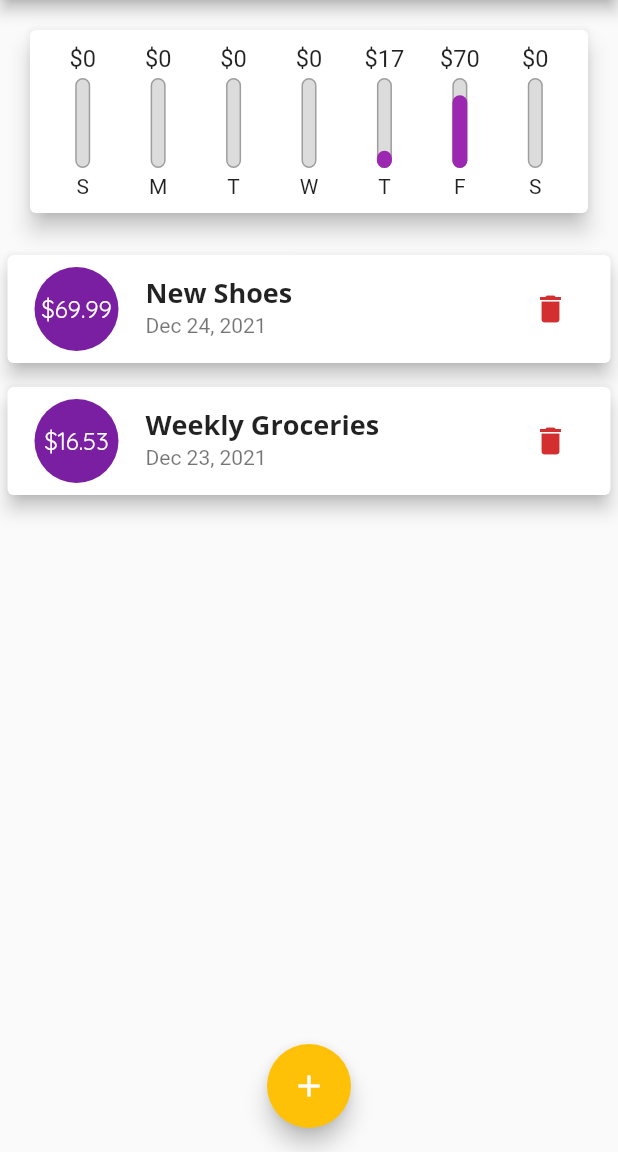
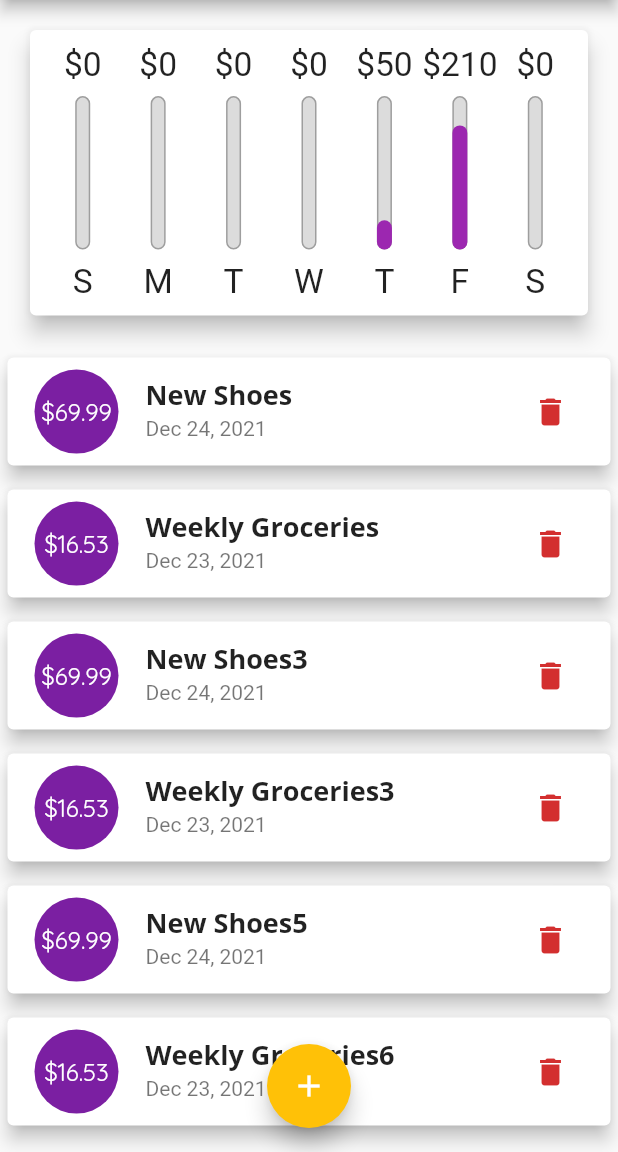
Before and after one commit to jcalderita/course-max-flutter, a Flutter app: the screen it shows after launch, on a phone screen of 412 x 824 dp, the part 84-1236 px from its top. Run offline on Flutter 3.47's test engine with Material 2 defaults, Android fonts, the phone set to English and light mode, and no system bars.

Commit message:
Half module

```diff
--- a/personal_expenses/lib/main.dart
+++ b/personal_expenses/lib/main.dart
@@ -78,6 +78,38 @@ class _MyHomePageState extends State<MyHomePage> {
         days: 2,
       )),
     ),
+    Transaction(
+      id: 't3',
+      title: 'New Shoes3',
+      amount: 69.99,
+      date: DateTime.now().subtract(const Duration(
+        days: 1,
+      )),
+    ),
+    Transaction(
+      id: 't4',
+      title: 'Weekly Groceries3',
+      amount: 16.53,
+      date: DateTime.now().subtract(const Duration(
+        days: 2,
+      )),
+    ),
+    Transaction(
+      id: 't5',
+      title: 'New Shoes5',
+      amount: 69.99,
+      date: DateTime.now().subtract(const Duration(
+        days: 1,
+      )),
+    ),
+    Transaction(
+      id: 't6',
+      title: 'Weekly Groceries6',
+      amount: 16.53,
+      date: DateTime.now().subtract(const Duration(
+        days: 2,
+      )),
+    ),
   ];
 
   List<Transaction> get _recentTransactions => _userTransactions
@@ -112,8 +144,7 @@ class _MyHomePageState extends State<MyHomePage> {
 
   @override
   Widget build(BuildContext context) {
-    return Scaffold(
-      appBar: AppBar(
+    final _appBar = AppBar(
       title: const Text('Personal Expenses'),
       actions: [
         IconButton(
@@ -124,13 +155,28 @@ class _MyHomePageState extends State<MyHomePage> {
           ),
         )
       ],
-      ),
+    );
+
+    return Scaffold(
+      appBar: _appBar,
       body: SingleChildScrollView(
         child: Column(
           crossAxisAlignment: CrossAxisAlignment.stretch,
           children: [
-            Chart(_recentTransactions),
-            TransactionList(_userTransactions, _deleteTransact),
+            SizedBox(
+              height: (MediaQuery.of(context).size.height -
+                      _appBar.preferredSize.height -
+                      MediaQuery.of(context).padding.vertical) *
+                  0.3,
+              child: Chart(_recentTransactions),
+            ),
+            SizedBox(
+              height: (MediaQuery.of(context).size.height -
+                      _appBar.preferredSize.height -
+                      MediaQuery.of(context).padding.vertical) *
+                  0.7,
+              child: TransactionList(_userTransactions, _deleteTransact),
+            ),
           ],
         ),
       ),
--- a/personal_expenses/lib/widgets/chart_bar.dart
+++ b/personal_expenses/lib/widgets/chart_bar.dart
@@ -11,19 +11,20 @@ class ChartBar extends StatelessWidget {
 
   @override
   Widget build(BuildContext context) {
+    return LayoutBuilder(builder: (ctx, constraints) {
       return Column(
         children: [
           SizedBox(
-          height: 18,
+            height: constraints.maxHeight * 0.15,
             child: FittedBox(
               child: Text('\$${spendingAmount.toStringAsFixed(0)}'),
             ),
           ),
-        const SizedBox(
-          height: 4,
+          SizedBox(
+            height: constraints.maxHeight * 0.05,
           ),
           SizedBox(
-            height: 60,
+              height: constraints.maxHeight * 0.6,
               width: 10,
               child: Stack(
                 children: [
@@ -38,7 +39,7 @@ class ChartBar extends StatelessWidget {
                     ),
                   ),
                   SizedBox(
-                  height: 60,
+                    height: constraints.maxHeight * 0.6,
                     child: FractionallySizedBox(
                       alignment: Alignment.bottomCenter,
                       heightFactor: spendingPctOfTotal,
@@ -52,11 +53,17 @@ class ChartBar extends StatelessWidget {
                   ),
                 ],
               )),
-        const SizedBox(
-          height: 4,
+          SizedBox(
+            height: constraints.maxHeight * 0.05,
           ),
-        Text(label),
+          SizedBox(
+            height: constraints.maxHeight * 0.15,
+            child: FittedBox(
+              child: Text(label),
+            ),
+          ),
         ],
       );
+    });
   }
 }
--- a/personal_expenses/lib/widgets/transaction_list.dart
+++ b/personal_expenses/lib/widgets/transaction_list.dart
@@ -12,9 +12,7 @@ class TransactionList extends StatelessWidget {
 
   @override
   Widget build(BuildContext context) {
-    return SizedBox(
-      height: 400,
-      child: transactions.isEmpty
+    return transactions.isEmpty
         ? Column(
             children: [
               Text(
@@ -69,7 +67,6 @@ class TransactionList extends StatelessWidget {
               ),
             ),
             itemCount: transactions.length,
-            ),
           );
   }
 }
```
Lines whose indentation alone changed are shown as unchanged.
